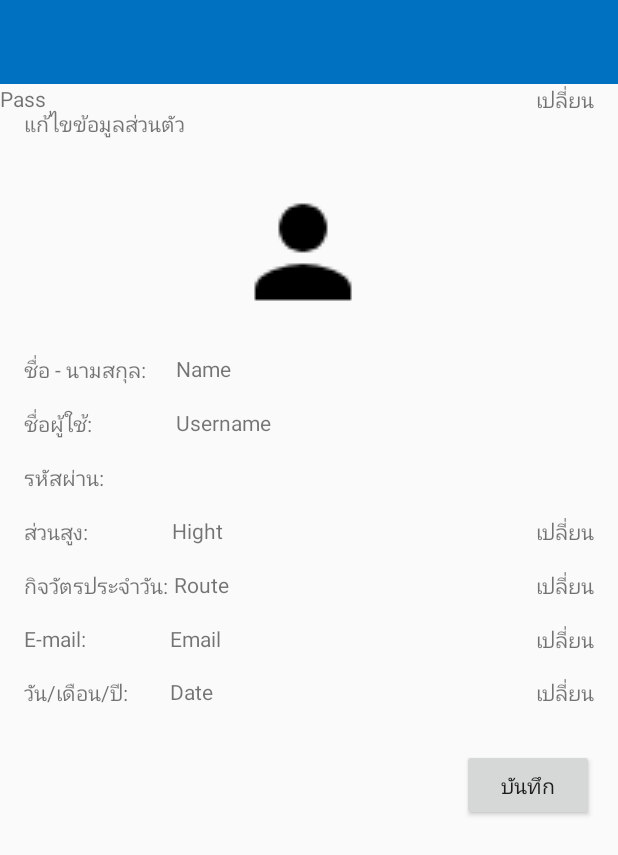
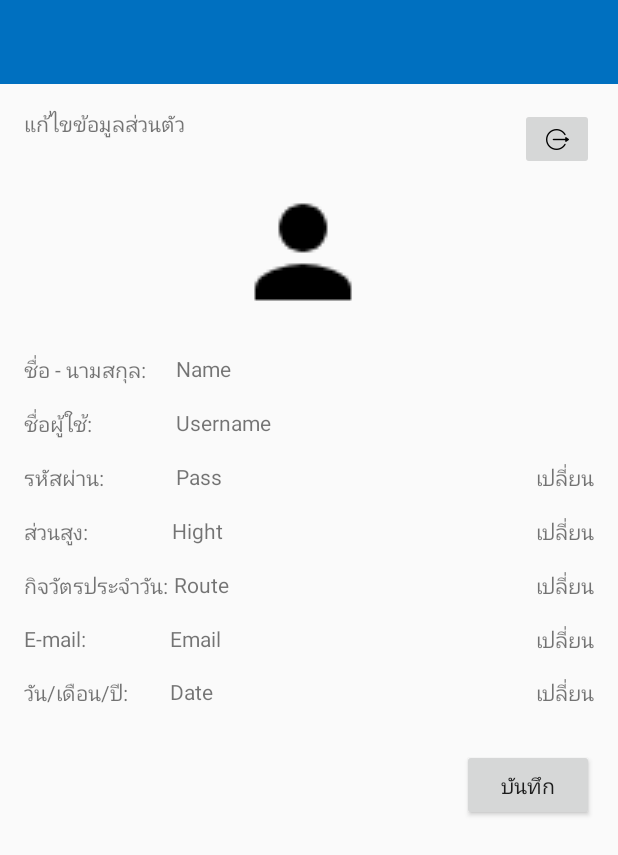
Before and after one commit to jameszimi/Food_And_Running, an Android app: the layout activity_user_editdata.xml on its own in the app's theme, with its tools: preview values and no code run, on a phone screen of 412 x 824 dp. Shown: the top 855 px of the screen. Run offline under Robolectric (Android 15) with nearby library versions, the phone set to English and light mode, and no system bars.

Commit message:
JamesUpdate
- เพิ่ม Sharch preference
- เพิ่ม logout

```diff
--- a/app/src/main/java/com/example/james/foodandrunning/AddCalorieActivity.kt
+++ b/app/src/main/java/com/example/james/foodandrunning/AddCalorieActivity.kt
@@ -4,6 +4,7 @@ import android.content.Intent
 import android.support.v7.app.AppCompatActivity
 import android.os.Bundle
 import android.support.v7.app.ActionBar
+import kotlinx.android.synthetic.main.activity_add_calorie.*
 
 class AddCalorieActivity : AppCompatActivity() {
 
@@ -24,6 +25,7 @@ class AddCalorieActivity : AppCompatActivity() {
         toolbar.title = "บันทึกแคลลอรี่"
         toolbar.setDisplayHomeAsUpEnabled(true)
 
+        food_namethText.text = food_nameth
 
     }
 }
--- a/app/src/main/res/layout/activity_user_editdata.xml
+++ b/app/src/main/res/layout/activity_user_editdata.xml
@@ -71,7 +71,8 @@
                 android:layout_width="wrap_content"
                 android:layout_height="wrap_content"
                 android:id="@+id/member_password"
-                tools:layout_editor_absoluteY="250dp" tools:layout_editor_absoluteX="117dp"/>
+                app:layout_constraintStart_toStartOf="@+id/member_username"
+                app:layout_constraintTop_toTopOf="@+id/textView30"/>
         <TextView
                 android:text="เปลี่ยน"
                 android:layout_width="wrap_content"
@@ -166,6 +167,12 @@
                 android:layout_height="wrap_content"
                 android:id="@+id/button2" app:layout_constraintEnd_toEndOf="parent" android:layout_marginEnd="16dp"
                 android:layout_marginTop="28dp" app:layout_constraintTop_toBottomOf="@+id/textView44"/>
+        <ImageButton
+                android:layout_width="49dp"
+                android:layout_height="41dp" app:srcCompat="@drawable/logout"
+                android:id="@+id/logoutBtn"
+                app:layout_constraintTop_toTopOf="@+id/textView24" app:layout_constraintEnd_toEndOf="@+id/textView32"
+        />
     </android.support.constraint.ConstraintLayout>
 
 </RelativeLayout>
```
Also changed, not shown: app/src/main/java/com/example/james/foodandrunning/AppPreferences.kt (added, +32 -0 lines), app/src/main/java/com/example/james/foodandrunning/LoginActivity.kt (+6 -3 lines), app/src/main/java/com/example/james/foodandrunning/SplashScreenActivity.kt (+28 -17 lines), app/src/main/java/com/example/james/foodandrunning/UserEditdataActivity.kt (+19 -6 lines), app/src/main/res/drawable-hdpi/logout.png (added).
